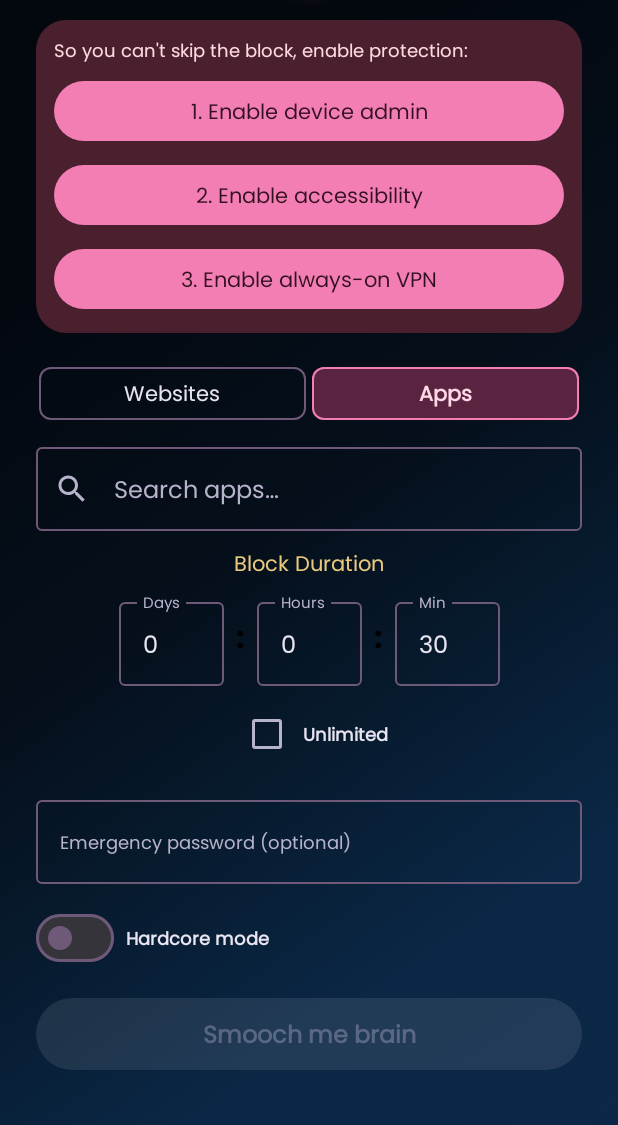
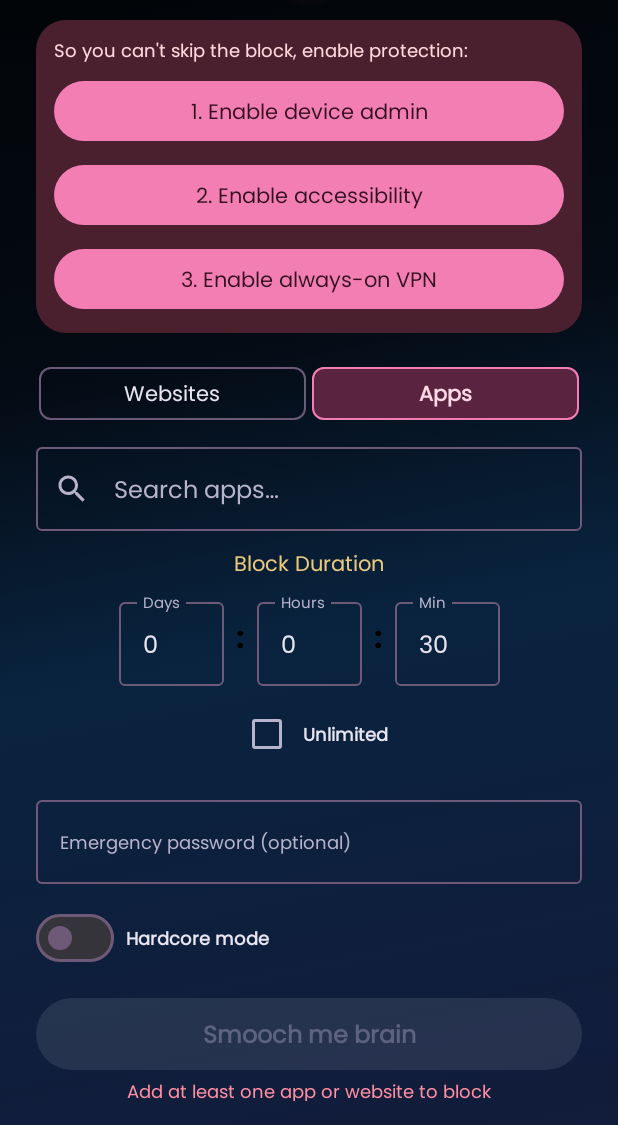
Before and after one commit to paubernat/Brain-Smooch-Blocker, an Android app built with Jetpack Compose: the screen it shows after launch (MainActivity), after a tap on "2. Enable accessibility", on a phone screen of 412 x 824 dp, the part 111-1236 px from its top. Run offline under Robolectric (Android 15) with nearby library versions, the light colour scheme and no system bars; pictures from the network do not load; 2 other taps on this screen came first.

Commit message:
v1.2.0: VPN conflict detection + release signing setup
- Detect when another VPN holds the single Android VPN slot and show a
  conflict dialog/warning banner so the user knows why website blocking
  can't start; app-only blocks skip VPN consent entirely
- Add PendingStart enum so both pre-smooch and post-smooch paths survive
  the async VPN consent round-trip without racing
- Surface inline validation hints (need content / duration / password)
  on the setup screen instead of silently disabling the start button
- Add release signing config reading from keystore.properties (gitignored)
- Bump Gradle JVM heap to 4 GB to prevent R8 stalls on Compose builds

```diff
--- a/app/src/main/AndroidManifest.xml
+++ b/app/src/main/AndroidManifest.xml
@@ -3,6 +3,7 @@
     xmlns:tools="http://schemas.android.com/tools">
 
     <uses-permission android:name="android.permission.INTERNET" />
+    <uses-permission android:name="android.permission.ACCESS_NETWORK_STATE" />
     <uses-permission android:name="android.permission.VIBRATE" />
     <uses-permission android:name="android.permission.RECEIVE_BOOT_COMPLETED" />
     <uses-permission android:name="android.permission.FOREGROUND_SERVICE" />
--- a/app/src/main/java/com/brainsmooch/MainActivity.kt
+++ b/app/src/main/java/com/brainsmooch/MainActivity.kt
@@ -10,6 +10,7 @@ import androidx.activity.result.contract.ActivityResultContracts
 import androidx.activity.viewModels
 import androidx.compose.foundation.layout.Box
 import androidx.compose.foundation.layout.fillMaxSize
+import androidx.compose.runtime.LaunchedEffect
 import androidx.compose.runtime.collectAsState
 import androidx.compose.runtime.getValue
 import androidx.compose.ui.Modifier
@@ -26,7 +27,9 @@ class MainActivity : ComponentActivity() {
     ) { result ->
         viewModel.onVpnPrepared()
         if (result.resultCode == RESULT_OK) {
-            viewModel.requestStartBlock()
+            viewModel.onVpnConsentGranted()
+        } else {
+            viewModel.onVpnConsentDenied()
         }
     }
 
@@ -63,6 +66,13 @@ class MainActivity : ComponentActivity() {
         viewModel.refreshPermissions()
     }
 
+    private val vpnSettingsLauncher = registerForActivityResult(
+        ActivityResultContracts.StartActivityForResult()
+    ) {
+        // User may have disconnected the conflicting VPN — re-check so the warning clears.
+        viewModel.refreshPermissions()
+    }
+
     override fun onCreate(savedInstanceState: Bundle?) {
         super.onCreate(savedInstanceState)
         enableEdgeToEdge()
@@ -70,12 +80,14 @@ class MainActivity : ComponentActivity() {
         setContent {
             val uiState by viewModel.uiState.collectAsState()
 
+            // Launch each consent dialog exactly once per intent (keyed), instead of on every
+            // recomposition — launching from the composition body can fire multiple times.
             uiState.vpnPrepareIntent?.let { intent ->
-                vpnPermissionLauncher.launch(intent)
+                LaunchedEffect(intent) { vpnPermissionLauncher.launch(intent) }
             }
 
             uiState.vpnResumeIntent?.let { intent ->
-                vpnResumeLauncher.launch(intent)
+                LaunchedEffect(intent) { vpnResumeLauncher.launch(intent) }
             }
 
             BrainSmoochTheme {
@@ -95,16 +107,8 @@ class MainActivity : ComponentActivity() {
                         onMinutesChange = viewModel::updateMinutes,
                         onBlockPasswordChange = viewModel::updateBlockPassword,
                         onBlockPasswordConfirmChange = viewModel::updateBlockPasswordConfirm,
-                        onStartBlock = {
-                            if (viewModel.prepareVpn()) {
-                                viewModel.requestStartBlock()
-                            }
-                        },
-                        onStartBlockAfterSmooch = {
-                            if (viewModel.prepareVpn()) {
-                                viewModel.startBlockAfterSmooch()
-                            }
-                        },
+                        onStartBlock = viewModel::beginRequestStart,
+                        onStartBlockAfterSmooch = viewModel::beginStartAfterSmooch,
                         onConfirmStep1 = viewModel::confirmStep1,
                         onCancelConfirmation = viewModel::cancelConfirmation,
                         onUnlimitedModeChange = viewModel::setUnlimitedMode,
@@ -121,7 +125,11 @@ class MainActivity : ComponentActivity() {
                         },
                         onReleaseBlock = viewModel::showReleaseDialog,
                         onPanicPasswordSubmit = viewModel::tryPanicRelease,
-                        onPanicDismiss = viewModel::dismissPanicDialog
+                        onPanicDismiss = viewModel::dismissPanicDialog,
+                        onOpenVpnSettings = {
+                            vpnSettingsLauncher.launch(viewModel.vpnSettingsIntent())
+                        },
+                        onDismissVpnConflict = viewModel::dismissVpnConflictDialog
                     )
                 }
             }
--- a/app/src/main/java/com/brainsmooch/service/BlockerVpnService.kt
+++ b/app/src/main/java/com/brainsmooch/service/BlockerVpnService.kt
@@ -38,6 +38,11 @@ class BlockerVpnService : VpnService() {
     private val lastBellMillis = ConcurrentHashMap<String, Long>()
 
     companion object {
+        /** True while our tunnel is established — lets the UI tell our VPN apart from a foreign one. */
+        @Volatile
+        var running: Boolean = false
+            private set
+
         const val CHANNEL_ID = "brain_smooch_vpn"
         const val NOTIFICATION_ID = 1
         const val ACTION_START = "com.brainsmooch.START_VPN"
@@ -169,6 +174,7 @@ class BlockerVpnService : VpnService() {
             .setBlocking(false)
 
         vpnInterface = builder.establish()
+        running = vpnInterface != null
 
         vpnInterface?.let { pfd ->
             scope.launch { handleDnsRequests(pfd) }
@@ -177,6 +183,7 @@ class BlockerVpnService : VpnService() {
 
     private fun stopVpn() {
         isRunning = false
+        running = false
         scope.cancel()
         vpnInterface?.close()
         vpnInterface = null
--- a/app/src/main/java/com/brainsmooch/ui/screens/MainScreen.kt
+++ b/app/src/main/java/com/brainsmooch/ui/screens/MainScreen.kt
@@ -172,24 +172,28 @@ fun MainScreen(
     onReleaseBlock: () -> Unit,
     onPanicPasswordSubmit: (String, (Boolean) -> Unit) -> Unit,
     onPanicDismiss: () -> Unit,
+    onOpenVpnSettings: () -> Unit,
+    onDismissVpnConflict: () -> Unit,
     modifier: Modifier = Modifier
 ) {
     var showSmoochOverlay by remember { mutableStateOf(false) }
     var showHeartExplosion by remember { mutableStateOf(false) }
-    var waitingForBlock by remember { mutableStateOf(false) }
-
-    // Clear waiting state once block is active
-    LaunchedEffect(uiState.blockState.isActive) {
-        if (uiState.blockState.isActive) {
-            waitingForBlock = false
-        }
-    }
 
     if (uiState.showPanicDialog) {
         ReleaseDialog(
             hasPassword = uiState.blockState.hasPanicPassword,
             onSubmit = onPanicPasswordSubmit,
             onDismiss = onPanicDismiss
+        )
+    }
+
+    if (uiState.showVpnConflictDialog) {
+        VpnConflictDialog(
+            onOpenSettings = {
+                onDismissVpnConflict()
+                onOpenVpnSettings()
+            },
+            onDismiss = onDismissVpnConflict
         )
     }
 
@@ -217,7 +221,7 @@ fun MainScreen(
             .background(animatedGradient())
     ) {
         // Hide content during heart explosion and while waiting for block to activate
-        if (!showHeartExplosion && !waitingForBlock) {
+        if (!showHeartExplosion && !uiState.isStarting) {
             Column(
                 modifier = Modifier
                     .fillMaxSize()
@@ -294,7 +298,9 @@ fun MainScreen(
                             }
                         },
                         hardcoreMode = uiState.hardcoreMode,
-                        onHardcoreModeChange = onHardcoreModeChange
+                        onHardcoreModeChange = onHardcoreModeChange,
+                        otherVpnActive = uiState.otherVpnActive,
+                        onOpenVpnSettings = onOpenVpnSettings
                     )
                 }
             }
@@ -316,7 +322,7 @@ fun MainScreen(
                 onFinished = {
                     showHeartExplosion = false
                     showSmoochOverlay = false
-                    waitingForBlock = true
+                    // VM owns the "starting" overlay (uiState.isStarting) from here on.
                     onStartBlockAfterSmooch()
                 }
             )
@@ -583,6 +589,21 @@ private fun ProtectionStatus(
     Spacer(modifier = Modifier.height(16.dp))
 }
 
+@Composable
+private fun VpnConflictDialog(onOpenSettings: () -> Unit, onDismiss: () -> Unit) {
+    AlertDialog(
+        onDismissRequest = onDismiss,
+        title = { Text(stringResource(R.string.vpn_conflict_title)) },
+        text = { Text(stringResource(R.string.vpn_conflict_message)) },
+        confirmButton = {
+            TextButton(onClick = onOpenSettings) { Text(stringResource(R.string.vpn_conflict_open_settings)) }
+        },
+        dismissButton = {
+            TextButton(onClick = onDismiss) { Text(stringResource(R.string.vpn_conflict_dismiss)) }
+        }
+    )
+}
+
 @OptIn(ExperimentalComposeUiApi::class)
 @Composable
 private fun DomainInput(value: String, label: String, onValueChange: (String) -> Unit, onAdd: () -> Unit, modifier: Modifier = Modifier) {
@@ -714,9 +735,31 @@ private fun SetupScreen(
     onDaysChange: (Int) -> Unit, onHoursChange: (Int) -> Unit, onMinutesChange: (Int) -> Unit,
     onUnlimitedModeChange: (Boolean) -> Unit, onBlockPasswordChange: (String) -> Unit,
     onBlockPasswordConfirmChange: (String) -> Unit, onEnableUsageStats: () -> Unit,
-    onStartBlock: () -> Unit, hardcoreMode: Boolean, onHardcoreModeChange: (Boolean) -> Unit
+    onStartBlock: () -> Unit, hardcoreMode: Boolean, onHardcoreModeChange: (Boolean) -> Unit,
+    otherVpnActive: Boolean, onOpenVpnSettings: () -> Unit
 ) {
     Column(modifier = Modifier.fillMaxSize().verticalScroll(rememberScrollState()), horizontalAlignment = Alignment.CenterHorizontally) {
+        // Website blocking needs Brain Smooch to own the single VPN slot — warn if another VPN has it.
+        if (domains.isNotEmpty() && otherVpnActive) {
+            Card(
+                colors = CardDefaults.cardColors(containerColor = MaterialTheme.colorScheme.errorContainer),
+                modifier = Modifier.fillMaxWidth()
+            ) {
+                Column(modifier = Modifier.padding(12.dp)) {
+                    Text(
+                        stringResource(R.string.vpn_conflict_warning),
+                        style = MaterialTheme.typography.bodySmall,
+                        color = MaterialTheme.colorScheme.onErrorContainer
+                    )
+                    Spacer(modifier = Modifier.height(8.dp))
+                    Button(onClick = onOpenVpnSettings, modifier = Modifier.fillMaxWidth()) {
+                        Text(stringResource(R.string.vpn_conflict_open_settings))
+                    }
+                }
+            }
+            Spacer(modifier = Modifier.height(12.dp))
+        }
+
         // Compact tabs as segmented buttons
         Row(modifier = Modifier.fillMaxWidth(), horizontalArrangement = Arrangement.Center) {
             SegmentedTabButton(
@@ -802,7 +845,7 @@ private fun SetupScreen(
             singleLine = true, modifier = Modifier.fillMaxWidth()
         )
 
-        if (blockPassword.isNotEmpty()) {
+        if (requiresPassword || blockPassword.isNotEmpty()) {
             Spacer(modifier = Modifier.height(4.dp))
             OutlinedTextField(
                 value = blockPasswordConfirm, onValueChange = onBlockPasswordConfirmChange,
@@ -824,6 +867,26 @@ private fun SetupScreen(
         Spacer(modifier = Modifier.height(16.dp))
         Button(onClick = onStartBlock, enabled = canStart, shape = CircleShape, modifier = Modifier.fillMaxWidth().height(48.dp)) {
             Text(stringResource(R.string.start_block), style = MaterialTheme.typography.bodyLarge.copy(fontWeight = FontWeight.Bold))
+        }
+
+        if (!canStart) {
+            // canStart fails in priority order: content, then duration, then the password
+            // (mismatch, or required-but-blank) — so the remaining case is always the password.
+            val hasContent = domains.isNotEmpty() || apps.isNotEmpty()
+            val hasDuration = unlimitedMode || days > 0 || hours > 0 || minutes > 0
+            val hintRes = when {
+                !hasContent -> R.string.need_content
+                !hasDuration -> R.string.need_duration
+                else -> R.string.need_password
+            }
+            Spacer(modifier = Modifier.height(6.dp))
+            Text(
+                stringResource(hintRes),
+                style = MaterialTheme.typography.bodySmall,
+                color = MaterialTheme.colorScheme.error,
+                textAlign = TextAlign.Center,
+                modifier = Modifier.fillMaxWidth()
+            )
         }
         Spacer(modifier = Modifier.height(8.dp))
     }
--- a/app/src/main/java/com/brainsmooch/viewmodel/MainViewModel.kt
+++ b/app/src/main/java/com/brainsmooch/viewmodel/MainViewModel.kt
@@ -2,6 +2,8 @@ package com.brainsmooch.viewmodel
 
 import android.app.Application
 import android.content.Intent
+import android.net.ConnectivityManager
+import android.net.NetworkCapabilities
 import android.net.VpnService
 import androidx.lifecycle.AndroidViewModel
 import androidx.lifecycle.viewModelScope
@@ -23,6 +25,9 @@ import kotlinx.coroutines.launch
 import kotlinx.coroutines.withContext
 
 enum class BlockTab { DOMAINS, APPS }
+
+/** What to run once VPN consent comes back, since both the pre-smooch and post-smooch paths can trigger it. */
+private enum class PendingStart { NONE, REQUEST, AFTER_SMOOCH }
 
 data class UiState(
     val blockState: BlockState = BlockState(),
@@ -48,7 +53,10 @@ data class UiState(
     val vpnPrepareIntent: Intent? = null,
     val vpnResumeIntent: Intent? = null,
     val showPanicDialog: Boolean = false,
-    val confirmationStep: Int = 0
+    val confirmationStep: Int = 0,
+    val isStarting: Boolean = false,
+    val otherVpnActive: Boolean = false,
+    val showVpnConflictDialog: Boolean = false
 ) {
     val isFullyProtected: Boolean
         get() = isAdminActive && isAccessibilityEnabled && isAlwaysOnVpnEnabled
@@ -99,7 +107,12 @@ class MainViewModel(application: Application) : AndroidViewModel(application) {
         viewModelScope.launch {
             repository.blockState.collect { blockState ->
                 _uiState.update {
-                    it.copy(blockState = blockState, remainingMillis = blockState.remainingMillis)
+                    it.copy(
+                        blockState = blockState,
+                        remainingMillis = blockState.remainingMillis,
+                        // Block is live: clear the "starting" overlay so the active screen shows.
+                        isStarting = if (blockState.isActive) false else it.isStarting
+                    )
                 }
             }
         }
@@ -215,18 +228,55 @@ class MainViewModel(application: Application) : AndroidViewModel(application) {
         _uiState.update { it.copy(blockPasswordConfirm = password) }
     }
 
-    fun prepareVpn(): Boolean {
+    private var pendingStart = PendingStart.NONE
+
+    /**
+     * Ensures VPN consent before [after] runs. Returns true when the caller may proceed
+     * immediately; returns false after stashing [after] and triggering the consent dialog.
+     * App-only blocks need no VPN (see [executeStartBlock]), so consent is skipped entirely.
+     */
+    private fun prepareVpn(after: PendingStart): Boolean {
         if (TEST_MODE) return true
+        if (_uiState.value.domains.isEmpty()) return true
         val intent = VpnService.prepare(getApplication())
         if (intent != null) {
+            pendingStart = after
             _uiState.update { it.copy(vpnPrepareIntent = intent) }
             return false
         }
         return true
     }
 
+    /** Pre-smooch entry (hardcore/unlimited): runs the confirmation flow once VPN is ready. */
+    fun beginRequestStart() {
+        if (prepareVpn(PendingStart.REQUEST)) requestStartBlock()
+    }
+
+    /** Post-smooch entry (all modes): actually starts the block once VPN is ready. */
+    fun beginStartAfterSmooch() {
+        _uiState.update { it.copy(isStarting = true) }
+        if (prepareVpn(PendingStart.AFTER_SMOOCH)) startBlockAfterSmooch()
+    }
+
     fun onVpnPrepared() {
         _uiState.update { it.copy(vpnPrepareIntent = null) }
+    }
+
+    fun onVpnConsentGranted() {
+        val action = pendingStart
+        pendingStart = PendingStart.NONE
+        when (action) {
+            PendingStart.REQUEST -> requestStartBlock()
+            PendingStart.AFTER_SMOOCH -> startBlockAfterSmooch()
+            PendingStart.NONE -> {}
+        }
+    }
+
+    fun onVpnConsentDenied() {
+        pendingStart = PendingStart.NONE
+        // Recover from the post-smooch "starting" overlay so we don't hang on a blank gradient,
+        // and explain the likely cause: another VPN holding the slot.
+        _uiState.update { it.copy(isStarting = false, showVpnConflictDialog = true) }
     }
 
     fun onVpnResumed() {
@@ -247,9 +297,27 @@ class MainViewModel(application: Application) : AndroidViewModel(application) {
                 isAccessibilityEnabled = BlockGuardAccessibilityService.isEnabled(getApplication()),
                 hasUsageStatsPermission = AppBlockerManager.hasUsageStatsPermission(getApplication()),
                 isAlwaysOnVpnEnabled = isAlwaysOnVpnEnabled(),
-                hardcoreMode = GuardState.isHardcore(getApplication())
+                hardcoreMode = GuardState.isHardcore(getApplication()),
+                otherVpnActive = isOtherVpnActive()
             )
         }
+    }
+
+    /**
+     * True when some *other* app holds the single VPN slot (Android allows only one active VPN).
+     * Website blocking can't start until that VPN is disconnected, so the UI warns the user.
+     */
+    private fun isOtherVpnActive(): Boolean {
+        if (BlockerVpnService.running) return false
+        val cm = getApplication<Application>()
+            .getSystemService(ConnectivityManager::class.java) ?: return false
+        return cm.allNetworks.any { network ->
+            cm.getNetworkCapabilities(network)?.hasTransport(NetworkCapabilities.TRANSPORT_VPN) == true
+        }
+    }
+
+    fun dismissVpnConflictDialog() {
+        _uiState.update { it.copy(showVpnConflictDialog = false) }
     }
 
     private fun isAlwaysOnVpnEnabled(): Boolean {
@@ -304,7 +372,10 @@ class MainViewModel(application: Application) : AndroidViewModel(application) {
 
     fun startBlockAfterSmooch() {
         val state = _uiState.value
-        if (!canStart(state)) return
+        if (!canStart(state)) {
+            _uiState.update { it.copy(isStarting = false) }
+            return
+        }
         executeStartBlock()
     }
 
--- a/app/src/main/res/values/strings.xml
+++ b/app/src/main/res/values/strings.xml
@@ -39,6 +39,14 @@
     <string name="emergency_password_confirm_label">Repeat password</string>
     <string name="password_mismatch">Passwords don\'t match</string>
     <string name="start_block">Smooch me brain</string>
+    <string name="need_content">Add at least one app or website to block</string>
+    <string name="need_duration">Set a block duration</string>
+    <string name="need_password">Enter and confirm your emergency password</string>
+    <string name="vpn_conflict_warning">Another VPN is active. Website blocking needs Brain Smooch to be your VPN — Android allows only one at a time.</string>
+    <string name="vpn_conflict_open_settings">Open VPN settings</string>
+    <string name="vpn_conflict_title">Couldn\'t start website blocking</string>
+    <string name="vpn_conflict_message">Brain Smooch needs to be your active VPN, but another VPN is using that slot (Android allows only one). Open VPN settings, disconnect the other VPN (and turn off its \"Always-on\"), then try again.\n\nApp blocking works without a VPN.</string>
+    <string name="vpn_conflict_dismiss">Got it</string>
     <string name="unlimited_mode">Unlimited</string>
     <string name="unlimited_desc">No timer — block runs until emergency release</string>
     <string name="block_active">The Binding Holds</string>
--- a/gradle.properties
+++ b/gradle.properties
@@ -1,4 +1,4 @@
-org.gradle.jvmargs=-Xmx2048m -Dfile.encoding=UTF-8
+org.gradle.jvmargs=-Xmx4096m -Dfile.encoding=UTF-8
 android.useAndroidX=true
 kotlin.code.style=official
 android.nonTransitiveRClass=true
```
Also changed, not shown: app/build.gradle.kts (+17 -0 lines), 1 other file.
